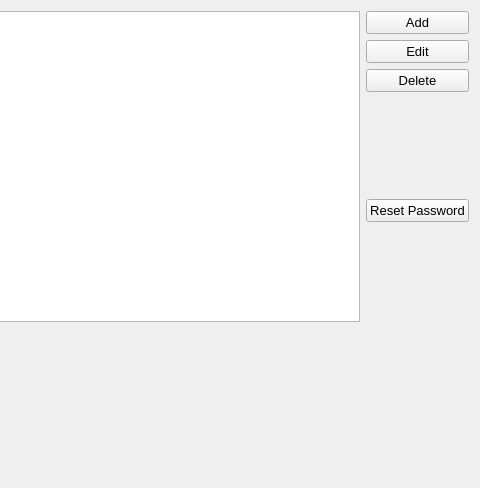
Old version of the form usermanagerform.ui in the repository thenewcoder/school-administration-system; both pictures show x 303 to 783 and y 0 to 488 of the 783 by 488 pixel window.
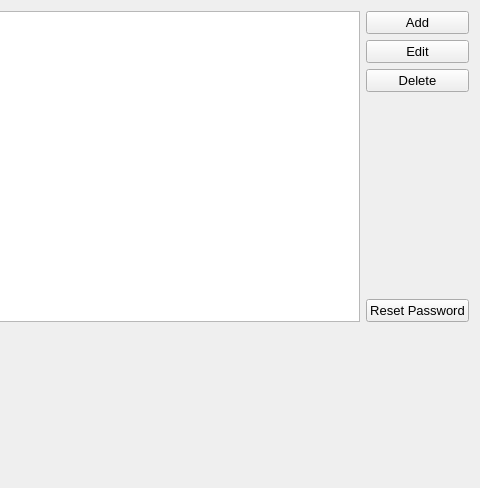
New version of the form.

Commit message: Moved the reset button down to bottom right of the table

Diff of the .ui file:
```diff
--- a/usermanagerform.ui
+++ b/usermanagerform.ui
@@ -73,19 +73,6 @@
          </property>
         </widget>
        </item>
-       <item>
-        <spacer name="verticalSpacer_3">
-         <property name="orientation">
-          <enum>Qt::Vertical</enum>
-         </property>
-         <property name="sizeHint" stdset="0">
-          <size>
-           <width>20</width>
-           <height>40</height>
-          </size>
-         </property>
-        </spacer>
-       </item>
       </layout>
      </item>
     </layout>
```
